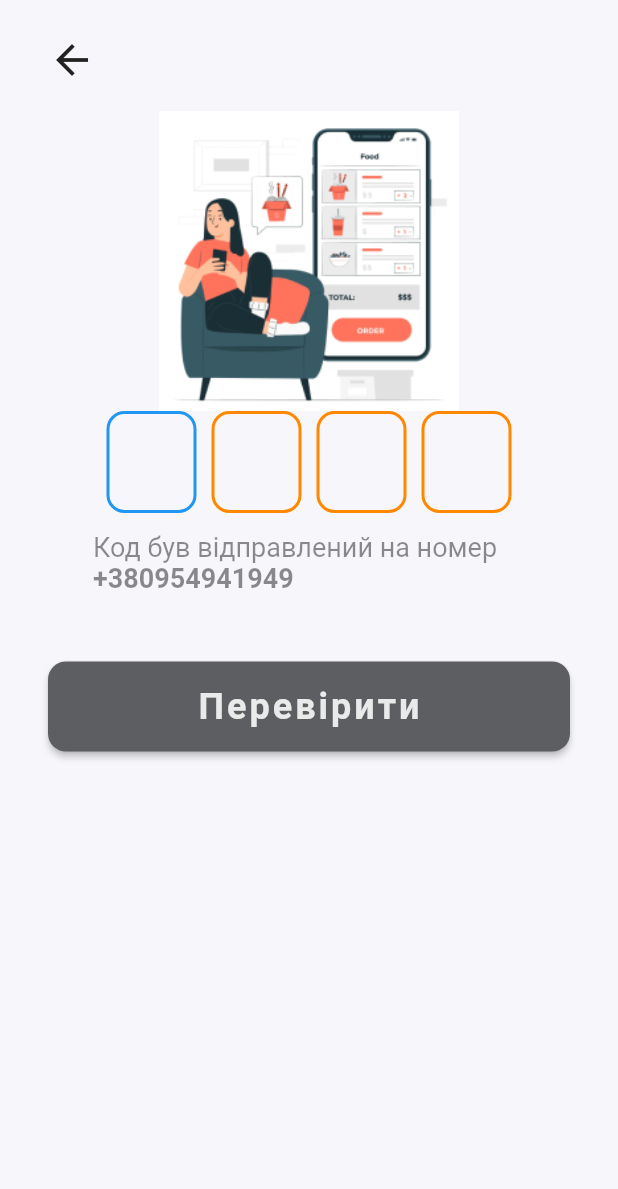
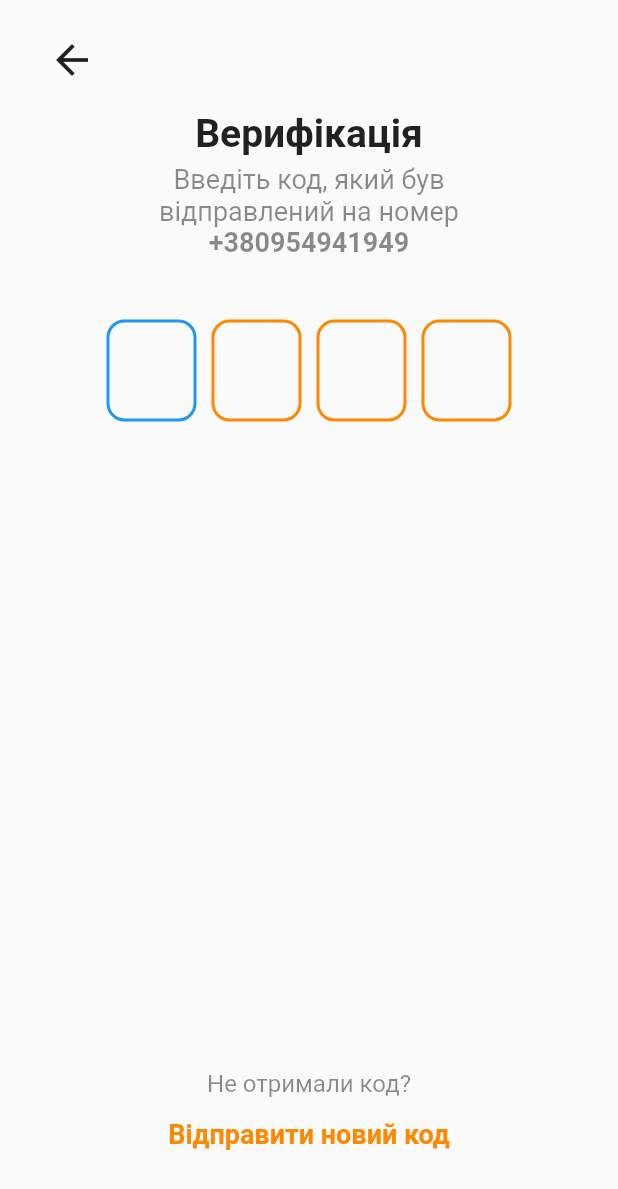
Before and after one commit to MVK-GROUP/webapp, a Flutter app: the OtpScreen screen opened by its route, on a phone screen of 412 x 824 dp. Shown: the top 1189 px of the screen. Run offline on Flutter 3.47's test engine with Material 2 defaults, Android fonts, the phone set to English and light mode, and no system bars; our stand-ins replace intl_phone_number_input; missing offline and left inert: mobile_scanner.

Commit message:
Improve Verification otp screen ui

```diff
--- a/lib/screens/otp_screen.dart
+++ b/lib/screens/otp_screen.dart
@@ -12,12 +12,18 @@ class OtpScreen extends StatefulWidget {
 }
 
 class _OtpScreenState extends State<OtpScreen> {
+  List<String?> otpCode = [null, null, null, null];
+  bool isWrongCode = false;
+
   @override
   Widget build(BuildContext context) {
+    final mediaQuery = MediaQuery.of(context);
+
     return Scaffold(
-      resizeToAvoidBottomInset: false,
-      backgroundColor: const Color(0xfff7f6fb),
-      body: SafeArea(
+        body: CustomScrollView(
+      slivers: [
+        SliverFillRemaining(
+          hasScrollBody: false,
           child: Padding(
             padding: const EdgeInsets.symmetric(vertical: 24, horizontal: 32),
             child: Column(children: [
@@ -36,30 +42,22 @@ class _OtpScreenState extends State<OtpScreen> {
               const SizedBox(
                 height: 18,
               ),
-            Container(
-              width: 200,
-              height: 200,
-              decoration: BoxDecoration(
-                color: Colors.deepPurple.shade50,
-                shape: BoxShape.circle,
-              ),
-              child: Image.asset(
-                'assets/images/welcome_img.png',
-                width: 240,
+              const Text(
+                'Верифікація',
+                style: TextStyle(
+                  fontSize: 26,
+                  fontWeight: FontWeight.bold,
                 ),
               ),
-            Row(mainAxisAlignment: MainAxisAlignment.center, children: [
-              _textFieldOTP(first: true),
-              _textFieldOTP(),
-              _textFieldOTP(),
-              _textFieldOTP(last: true),
-            ]),
               Container(
                 child: RichText(
+                  textAlign: TextAlign.center,
                   text: const TextSpan(
                       style: TextStyle(fontSize: 18, color: Colors.black45),
                       children: [
-                      TextSpan(text: 'Код був відправлений на номер '),
+                        TextSpan(
+                            text:
+                                'Введіть код, який був відправлений на номер '),
                         TextSpan(
                             text: '+380954941949',
                             style: TextStyle(fontWeight: FontWeight.bold))
@@ -68,16 +66,55 @@ class _OtpScreenState extends State<OtpScreen> {
                 margin: const EdgeInsets.symmetric(horizontal: 30, vertical: 5),
               ),
               const SizedBox(
-              height: 40,
+                height: 36,
               ),
-            MainButton(text: 'Перевірити', onButtonPress: () {}),
+              Row(mainAxisAlignment: MainAxisAlignment.center, children: [
+                _textFieldOTP(1),
+                _textFieldOTP(2),
+                _textFieldOTP(3),
+                _textFieldOTP(4),
+              ]),
+              if (isWrongCode)
+                const Text(
+                  'Неправильний код',
+                  style: TextStyle(
+                    color: Colors.red,
+                    fontSize: 16,
+                    fontWeight: FontWeight.w600,
+                  ),
+                ),
+              const SizedBox(
+                height: 18,
+              ),
+              const Spacer(),
+              const Text(
+                'Не отримали код?',
+                style: TextStyle(fontSize: 16, color: Colors.black45),
+              ),
+              const SizedBox(
+                width: 5,
+              ),
+              TextButton(
+                onPressed: () {},
+                child: const Text(
+                  'Відправити новий код',
+                  style: TextStyle(
+                      color: secondaryColor,
+                      fontWeight: FontWeight.bold,
+                      fontSize: 18),
+                ),
+              ),
+              const SizedBox(
+                height: 20,
+              )
             ]),
           ),
-      ),
-    );
+        )
+      ],
+    ));
   }
 
-  Widget _textFieldOTP({bool first = false, bool last = false}) {
+  Widget _textFieldOTP(int index) {
     return Container(
       height: 75,
       margin: const EdgeInsets.symmetric(horizontal: 5),
@@ -86,11 +123,29 @@ class _OtpScreenState extends State<OtpScreen> {
         child: TextField(
             autofocus: true,
             onChanged: (value) {
-              if (value.length == 1 && last == false) {
+              if (value.length == 1 && index != 4) {
                 FocusScope.of(context).nextFocus();
               }
-              if (value.isEmpty && first == false) {
+              if (value.isEmpty && index != 1) {
                 FocusScope.of(context).previousFocus();
+              }
+              if (value.isEmpty) {
+                otpCode[index - 1] = null;
+              } else {
+                otpCode[index - 1] = value;
+              }
+              if (!otpCode.contains(null)) {
+                print('otp code: $otpCode');
+                if (otpCode.join('') != '1111') {
+                  setState(() {
+                    isWrongCode = true;
+                  });
+                } else {
+                  setState(() {
+                    isWrongCode = false;
+                  });
+                  print('code is correct...');
+                }
               }
             },
             showCursor: false,
```
Lines whose indentation alone changed are shown as unchanged.
